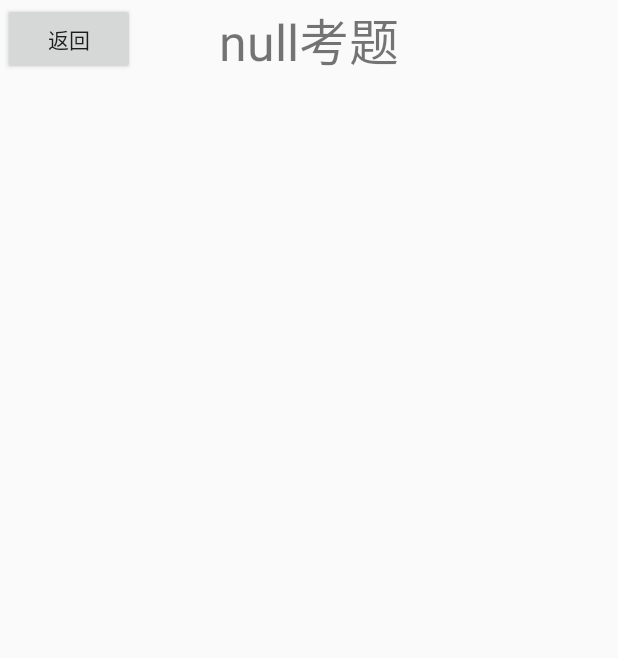
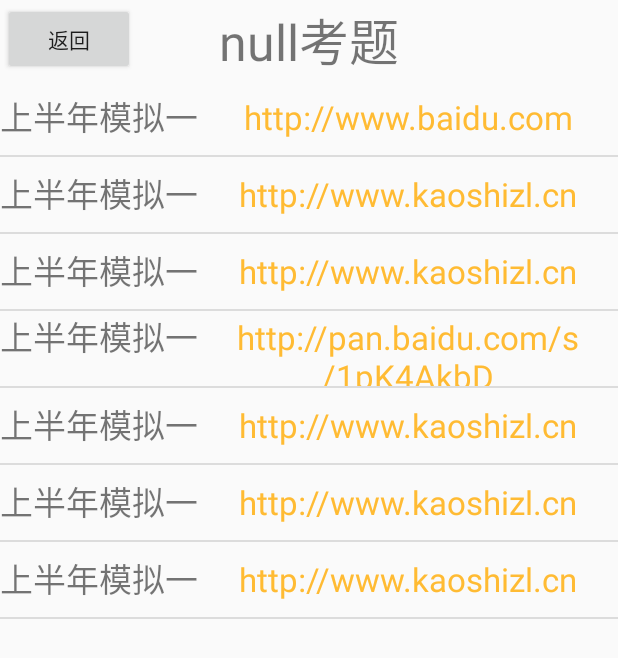
Before and after one commit to hangtianfeige/kaozhengzy, an Android app: the kaotixiangqing screen opened directly, with no data from a screen before it, on a phone screen of 412 x 824 dp. Shown: the top 658 px of the screen. Run offline under Robolectric (Android 15) with nearby library versions, the phone set to English and light mode, and no system bars; our stand-ins replace ButterKnife.

```diff
--- a/app/src/main/AndroidManifest.xml
+++ b/app/src/main/AndroidManifest.xml
@@ -3,6 +3,7 @@
     package="com.example.administrator.kaozhengzy"
     xmlns:android="http://schemas.android.com/apk/res/android">
 
+    <uses-permission android:name="android.permission.INTERNET"/>
     <application
         android:allowBackup="true"
         android:icon="@mipmap/ic_launcher"
@@ -20,6 +21,7 @@
         </activity>
         <activity android:name=".LiNianKaoTiActivity"></activity>
         <activity android:name=".kaotixiangqing"></activity>
+        <activity android:name=".WebView_activity"></activity>
     </application>
 
 </manifest>
--- a/app/src/main/java/adapter/mybaseadapter.java
+++ b/app/src/main/java/adapter/mybaseadapter.java
@@ -18,6 +18,13 @@ public abstract class mybaseadapter extends BaseAdapter {
     public mybaseadapter(Context context, int[] logoResIds, String[] titlecontent, String[] titletime, int layout) {
         this.context = context;
         this.logoResIds = logoResIds;
+        this.titlecontent = titlecontent;
+        this.titletime = titletime;
+        this.layout = layout;
+    }
+
+    public mybaseadapter(Context context, String[] titlecontent, String[] titletime, int layout) {
+        this.context = context;
         this.titlecontent = titlecontent;
         this.titletime = titletime;
         this.layout = layout;
--- a/app/src/main/java/adapter/mylistadapter.java
+++ b/app/src/main/java/adapter/mylistadapter.java
@@ -12,9 +12,28 @@ import com.example.administrator.kaozhengzy.R;
  * Created by Administrator on 2016/2/24.
  */
 public class mylistadapter extends mybaseadapter {
+    private String biaozhi;
 
     public mylistadapter(Context context, int[] logoResIds, String[] titlecontent, String[] titletime, int layout) {
         super(context, logoResIds, titlecontent, titletime, layout);
+        biaozhi = "all";
+    }
+
+    public mylistadapter(Context context, int[] logoResIds, String[] titlecontent, int layout) {
+        super(context, logoResIds, titlecontent, layout);
+        biaozhi = "no time";
+    }
+
+    public mylistadapter(Context context, String[] titlecontent, String[] titletime, int layout) {
+        super(context, titlecontent, titletime, layout);
+        biaozhi = "no picture";
+    }
+
+
+    public mylistadapter(Context context, String[] titlecontent, int layout) {
+        super(context, titlecontent, layout);
+        biaozhi = "only_content";
+
     }
 
     @Override
@@ -24,21 +43,37 @@ public class mylistadapter extends mybaseadapter {
         if (convertView == null) {
             holder = new ViewHolder();
             convertView = View.inflate(context, layout, null);
-            holder.logo = (ImageView) convertView.findViewById(R.id.list_item_logo);
+            if (biaozhi == "all") {
+                holder.time = (TextView) convertView.findViewById(R.id.list_item_time);
+                holder.logo = (ImageView) convertView.findViewById(R.id.list_item_logo);
+            } else if (biaozhi == "no time") {
+                holder.logo = (ImageView) convertView.findViewById(R.id.list_item_logo);
+            } else if (biaozhi == "no picture") {
+                holder.time = (TextView) convertView.findViewById(R.id.list_item_time);
+            }
             holder.title = (TextView) convertView.findViewById(R.id.list_item_title);
-            holder.time = (TextView) convertView.findViewById(R.id.list_item_time);
+
             convertView.setTag(holder);
         } else {
             holder = (ViewHolder) convertView.getTag();
         }
-        holder.logo.setImageResource(logoResIds[position]);
+
+        if (biaozhi == "all") {
+            holder.logo.setImageResource(logoResIds[position]);
+            holder.time.setText(titletime[position]);
+        } else if (biaozhi == "no time") {
+            holder.logo.setImageResource(logoResIds[position]);
+        } else if (biaozhi == "no picture") {
+            holder.time.setText(titletime[position]);
+        }
         holder.title.setText(titlecontent[position]);
-        holder.time.setText(titletime[position]);
         return convertView;
     }
 
     // 依据item的layout
     class ViewHolder {
+
+
         ImageView logo;
         TextView title;
         TextView time;
--- a/app/src/main/java/com/example/administrator/kaozhengzy/LiNianKaoTiActivity.java
+++ b/app/src/main/java/com/example/administrator/kaozhengzy/LiNianKaoTiActivity.java
@@ -6,7 +6,6 @@ import android.os.Bundle;
 import android.view.View;
 import android.widget.AdapterView;
 import android.widget.GridView;
-import android.widget.Toast;
 
 import adapter.mygradviewadapter;
 import butterknife.Bind;
--- a/app/src/main/java/com/example/administrator/kaozhengzy/kaotixiangqing.java
+++ b/app/src/main/java/com/example/administrator/kaozhengzy/kaotixiangqing.java
@@ -3,7 +3,12 @@ package com.example.administrator.kaozhengzy;
 import android.app.Activity;
 import android.content.Intent;
 import android.os.Bundle;
+import android.view.View;
+import android.widget.AdapterView;
+import android.widget.ListView;
+import android.widget.SimpleAdapter;
 
+import adapter.mylistadapter;
 import butterknife.Bind;
 import butterknife.ButterKnife;
 
@@ -15,8 +20,16 @@ public class kaotixiangqing extends Activity {
 
     @Bind(R.id.title_kaoti)
     titlelayout titleKaoti;
+    @Bind(R.id.list_kaoti)
+    ListView listKaoti;
     private String year;
     private Intent intent;
+    private String[] liebiao = {"http://www.baidu.com", "http://www.kaoshizl.cn", "http://www" +
+            ".kaoshizl.cn",
+            "http://pan.baidu.com/s/1pK4AkbD", "http://www.kaoshizl.cn",
+            "http://www.kaoshizl.cn", "http://www.kaoshizl.cn"};
+    private String[] kaotidesc = {"上半年模拟一", "上半年模拟一", "上半年模拟一", "上半年模拟一", "上半年模拟一", "上半年模拟一",
+            "上半年模拟一"};
 
     @Override
     protected void onCreate(Bundle savedInstanceState) {
@@ -26,5 +39,15 @@ public class kaotixiangqing extends Activity {
         intent = getIntent();
         year = intent.getStringExtra("year");
         titleKaoti.txtTitle.setText(year + "考题");
+        listKaoti.setAdapter(new mylistadapter(this, liebiao, kaotidesc, R.layout
+                .kaotiliebiao_item));
+        listKaoti.setOnItemClickListener(new AdapterView.OnItemClickListener() {
+            @Override
+            public void onItemClick(AdapterView<?> parent, View view, int position, long id) {
+                Intent intent = new Intent(kaotixiangqing.this, WebView_activity.class);
+                intent.putExtra("url", liebiao[position]);
+                startActivity(intent);
+            }
+        });
     }
 }
--- /dev/null
+++ b/app/src/main/res/layout/kaotiliebiao_item.xml
@@ -0,0 +1,27 @@
+<?xml version="1.0" encoding="utf-8"?>
+<LinearLayout xmlns:android="http://schemas.android.com/apk/res/android"
+              android:layout_width="match_parent"
+              android:layout_height="match_parent"
+              android:layout_marginTop="5dp"
+              android:orientation="horizontal">
+
+    <TextView
+        android:id="@+id/list_item_time"
+        android:layout_width="wrap_content"
+        android:layout_height="50dp"
+        android:text="上半年模拟一"
+        android:textSize="10pt"
+
+        />
+
+    <TextView
+        android:id="@+id/list_item_title"
+        android:layout_width="wrap_content"
+        android:layout_height="50dp"
+        android:layout_weight="1"
+        android:gravity="center"
+        android:text="http://www.baidu.com"
+        android:textColor="@color/lianjie"
+        android:textSize="10pt"/>
+
+</LinearLayout>
--- a/app/src/main/res/layout/kaotixiangqing.xml
+++ b/app/src/main/res/layout/kaotixiangqing.xml
@@ -11,4 +11,9 @@
         android:layout_height="wrap_content"
         titlelayout:titletext="考题详情"
         ></com.example.administrator.kaozhengzy.titlelayout>
+
+    <ListView
+        android:id="@+id/list_kaoti"
+        android:layout_width="match_parent"
+        android:layout_height="match_parent"></ListView>
 </LinearLayout>
--- /dev/null
+++ b/app/src/main/res/values/color.xml
@@ -0,0 +1,4 @@
+<?xml version="1.0" encoding="utf-8"?>
+<resources>
+    <color name="lianjie">#ffbb33</color>
+</resources>
```
Also changed, not shown: app/src/main/java/com/example/administrator/kaozhengzy/PromptManager.java (added, +118 -0 lines), app/src/main/java/com/example/administrator/kaozhengzy/WebView_activity.java (added, +75 -0 lines), app/src/main/res/layout/webview.xml (added, +11 -0 lines).
